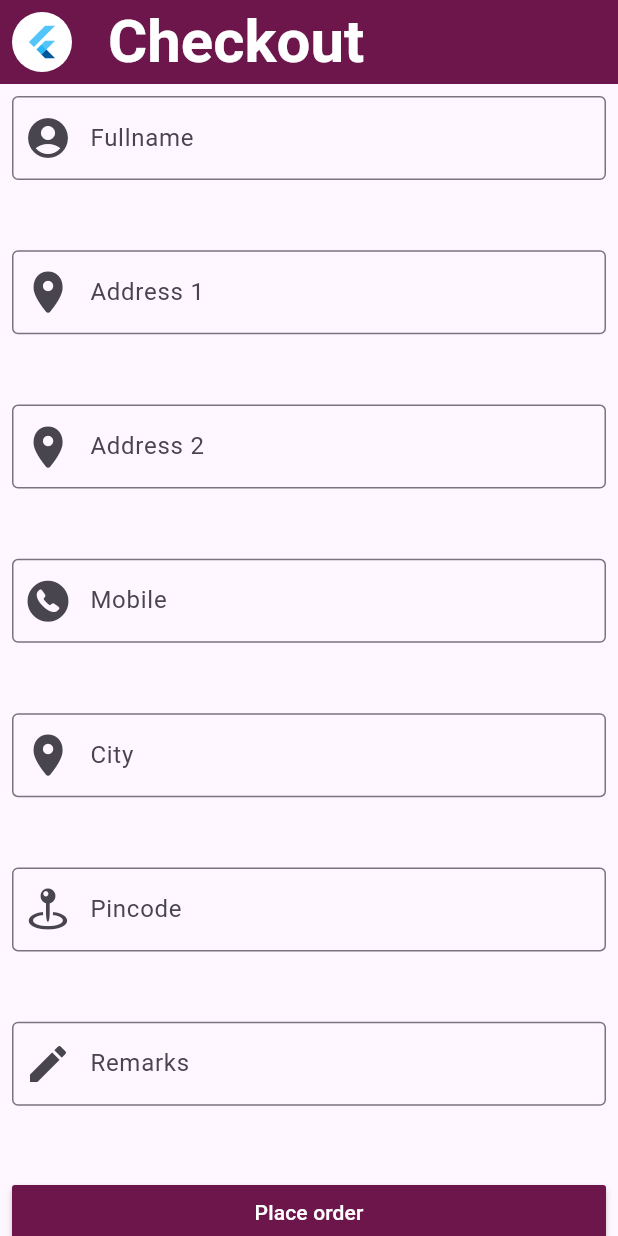
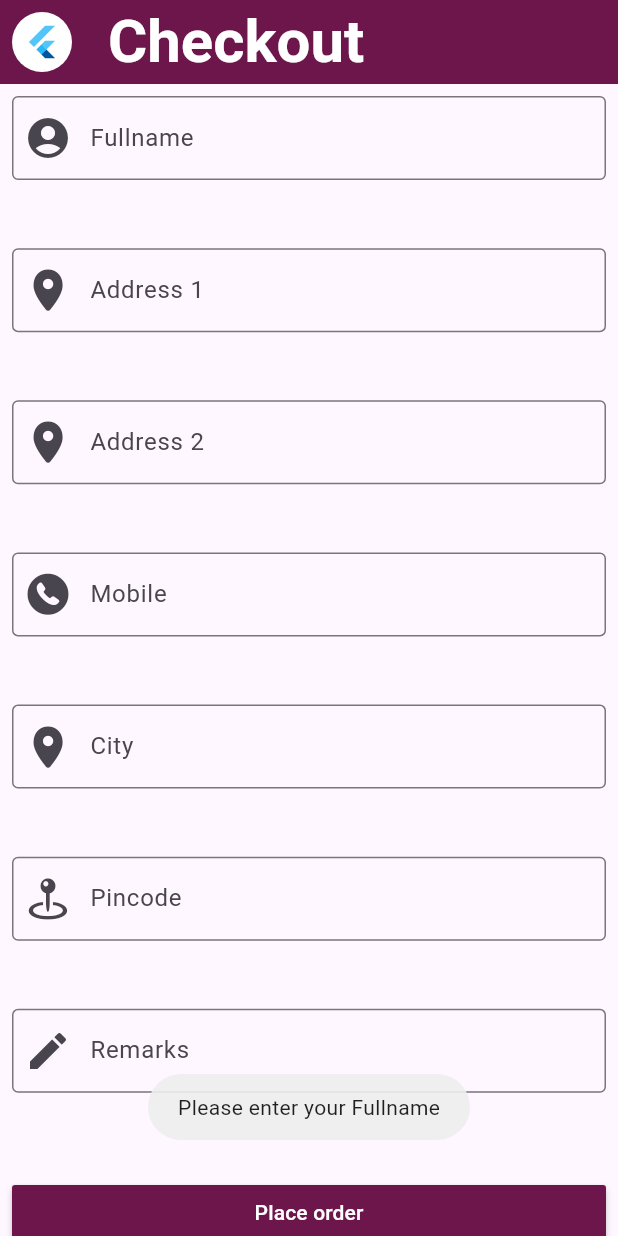
Before and after one commit to theeasylearn/project_two, a Flutter app: the Checkout screen opened directly, after a tap on "Place order", on a phone screen of 412 x 824 dp. Run offline on Flutter 3.47's test engine with Material 3 defaults, Android fonts, the phone set to English and light mode, and no system bars; drawn by our look-alikes of overlay_support; our stand-ins replace fan_carousel_image_slider, flutter_secure_storage, get, google_fonts; accounts and stored records are empty; network calls fail.

```diff
--- a/lib/cart.dart
+++ b/lib/cart.dart
@@ -102,7 +102,7 @@ class _CartState extends State<Cart> {
 
   Widget DisplayCartItems() {
     if (cart.length == 0) {
-      return Image.asset("empty_cart.png");
+      return Image.asset("assets/empty_cart.png");
     } else {
       return ListView.builder(
           itemCount: cart.length,
--- a/lib/checkout.dart
+++ b/lib/checkout.dart
@@ -1,7 +1,13 @@
+import 'dart:convert';
+
 import 'package:flutter/cupertino.dart';
 import 'package:flutter/material.dart';
-
+import 'package:get/get.dart';
+import 'package:get/get_core/src/get_main.dart';
+import 'package:overlay_support/overlay_support.dart';
+import 'package:http/http.dart' as http;
 import 'custom_widget.dart';
+import 'dashboard.dart';
 
 class Checkout extends StatefulWidget {
   @override
@@ -9,6 +15,87 @@ class Checkout extends StatefulWidget {
 }
 
 class _CheckoutState extends State<Checkout> {
+  TextEditingController FullnameController = new TextEditingController();
+  TextEditingController Address1Controller = new TextEditingController();
+  TextEditingController Address2Controller = new TextEditingController();
+  TextEditingController CityController = new TextEditingController();
+  TextEditingController PincodeController = new TextEditingController();
+  TextEditingController RemarksController = new TextEditingController();
+  TextEditingController MobileController = new TextEditingController();
+  String fullname='',address1='',address2='',city='',pincode='',remarks='',mobile='';
+  @override
+  void initState() {
+    super.initState();
+
+    FullnameController.addListener(() {
+      if (FullnameController.text.isNotEmpty) {
+        setState(() {
+          fullname = FullnameController.text;
+        });
+      }
+    });
+
+    Address1Controller.addListener(() {
+      if (Address1Controller.text.isNotEmpty) {
+        setState(() {
+          address1 = Address1Controller.text;
+        });
+      }
+    });
+
+    Address2Controller.addListener(() {
+      if (Address2Controller.text.isNotEmpty) {
+        setState(() {
+          address2 = Address2Controller.text;
+        });
+      }
+    });
+
+    CityController.addListener(() {
+      if (CityController.text.isNotEmpty) {
+        setState(() {
+          city = CityController.text;
+        });
+      }
+    });
+
+    PincodeController.addListener(() {
+      if (PincodeController.text.isNotEmpty) {
+        setState(() {
+          pincode = PincodeController.text;
+        });
+      }
+    });
+
+    RemarksController.addListener(() {
+      if (RemarksController.text.isNotEmpty) {
+        setState(() {
+          remarks = RemarksController.text;
+        });
+      }
+    });
+
+    MobileController.addListener(() {
+      if (MobileController.text.isNotEmpty) {
+        setState(() {
+          mobile = MobileController.text;
+        });
+      }
+    });
+  }
+  @override
+  void dispose() {
+    // Dispose the controllers when the widget is disposed to avoid memory leaks
+    FullnameController.dispose();
+    Address1Controller.dispose();
+    Address2Controller.dispose();
+    CityController.dispose();
+    PincodeController.dispose();
+    RemarksController.dispose();
+    MobileController.dispose();
+    super.dispose();
+  }
+
   @override
   Widget build(BuildContext context) {
     return Scaffold(
@@ -34,66 +121,84 @@ class _CheckoutState extends State<Checkout> {
                 child: Column(
                   mainAxisAlignment: MainAxisAlignment.spaceBetween,
                   crossAxisAlignment: CrossAxisAlignment.stretch,
-                  children: [
+                  children:  [
                     TextField(
+                      controller: FullnameController,
                       decoration: InputDecoration(
                         prefixIcon: Icon(Icons.account_circle, size: 32),
                         border: OutlineInputBorder(),
                         labelText: 'Fullname',
                       ),
                     ),
+                    SizedBox(height: 10),
                     TextField(
+                      controller: Address1Controller,
                       decoration: InputDecoration(
                         prefixIcon: Icon(CupertinoIcons.location_solid, size: 32),
                         border: OutlineInputBorder(),
                         labelText: 'Address 1',
                       ),
                     ),
+                    SizedBox(height: 10),
                     TextField(
+                      controller: Address2Controller,
                       decoration: InputDecoration(
                         prefixIcon: Icon(CupertinoIcons.location_solid, size: 32),
                         border: OutlineInputBorder(),
                         labelText: 'Address 2',
                       ),
                     ),
+                    SizedBox(height: 10),
                     TextField(
+                      controller: MobileController,
                       decoration: InputDecoration(
-                        prefixIcon: Icon(
-                            CupertinoIcons.phone_circle_fill, size: 32),
+                        prefixIcon: Icon(CupertinoIcons.phone_circle_fill, size: 32),
                         border: OutlineInputBorder(),
                         labelText: 'Mobile',
                       ),
                     ),
+                    SizedBox(height: 10),
                     TextField(
+                      controller: CityController,
                       decoration: InputDecoration(
                         prefixIcon: Icon(CupertinoIcons.location_solid, size: 32),
                         border: OutlineInputBorder(),
                         labelText: 'City',
                       ),
                     ),
+                    SizedBox(height: 10),
                     TextField(
+                      controller: PincodeController,
                       decoration: InputDecoration(
-                        prefixIcon: Icon(
-                            CupertinoIcons.map_pin_ellipse, size: 32),
+                        prefixIcon: Icon(CupertinoIcons.map_pin_ellipse, size: 32),
                         border: OutlineInputBorder(),
                         labelText: 'Pincode',
                       ),
                     ),
+                    SizedBox(height: 10),
                     TextField(
+                      controller: RemarksController,
                       decoration: InputDecoration(
                         prefixIcon: Icon(Icons.edit, size: 32),
                         border: OutlineInputBorder(),
                         labelText: 'Remarks',
                       ),
                     ),
+                    SizedBox(height: 20),
                     MaterialButton(
-                      onPressed: () {},
+                      onPressed: () {
+                        // Perform actions when the button is pressed, e.g., place order
+                        bool isValid = isValidInput();
+                        // Add your logic for placing the order here
+                        if(isValid == true)
+                            SendRequest();
+                      },
                       color: Color(0xff6c164b),
                       child: Text(
                         "Place order",
                         style: TextStyle(color: Colors.white),
                       ),
-                    )
+                    ),
                   ],
                 ),
               ),
@@ -104,4 +209,89 @@ class _CheckoutState extends State<Checkout> {
       resizeToAvoidBottomInset: false,
     );
   }
+  bool isValidInput() {
+
+    if (fullname.isEmpty) {
+      toast('Please enter your Fullname');
+      return false;
+    }
+
+    if (address1.isEmpty) {
+      toast('Please enter Address 1');
+      return false;
+    }
+
+    if (address2.isEmpty) {
+      toast('Please enter Address 2');
+      return false;
+    }
+
+    if (mobile.isEmpty) {
+      toast('Please enter your Mobile number');
+      return false;
+    }
+
+    if (city.isEmpty) {
+      toast('Please enter your City');
+      return false;
+    }
+
+    if (pincode.isEmpty) {
+      toast('Please enter your Pincode');
+      return false;
+    }
+
+    if (remarks.isEmpty) {
+      toast('Please enter your Remarks');
+      return false;
+    }
+    return true;
+  }
+
+  Future<void> SendRequest() async {
+    String apiAddress = "http://www.theeasylearnacademy.com/shop/ws/checkout.php";
+    Map<String, Object> form = new Map();
+    form['fullname'] = fullname;
+    form['address1'] = address1;
+    form['address2'] = address2;
+    form['city'] = city;
+    form['pincode'] = pincode;
+    form['remarks'] = remarks;
+    form['mobile'] = mobile;
+    // Add other required inputs as needed
+
+    // Call the API
+    try {
+      var response = await http.post(Uri.parse(apiAddress), body: form);
+      print(response);
+
+      // Convert response into JSON
+      try {
+        var data = json.decode(response.body);
+
+        // Handle API response
+        String error = data[0]['error'];
+        if (error != 'no') {
+          toast(error);
+        } else {
+          String success = data[1]['success'];
+          String message = data[2]['message'];
+          toast(message);
+
+          if (success == 'yes') {
+            // Additional logic for successful API response
+            // For example, navigating to a success screen
+            Get.offAll(Dashboard());
+          }
+        }
+      } catch (error) {
+        toast("Oops, something went wrong. Please contact the administrator.");
+        print(error);
+      }
+    } catch (error) {
+      print("Error decoding JSON: $error");
+      toast("Oops, something went wrong. Please contact the administrator.");
+    }
+  }
+
 }
--- a/pubspec.yaml
+++ b/pubspec.yaml
@@ -14,7 +14,7 @@ dependencies:
   overlay_support: ^2.1.0
   page_transition: ^2.1.0
   flutter_secure_storage: ^9.0.0
-  google_fonts: ^6.1.0
+  google_fonts: ^5.0.0
   fan_carousel_image_slider: ^0.1.2
   flutter_native_splash: ^2.3.9
   get: ^4.6.6
```
Also changed, not shown: pubspec.lock.
